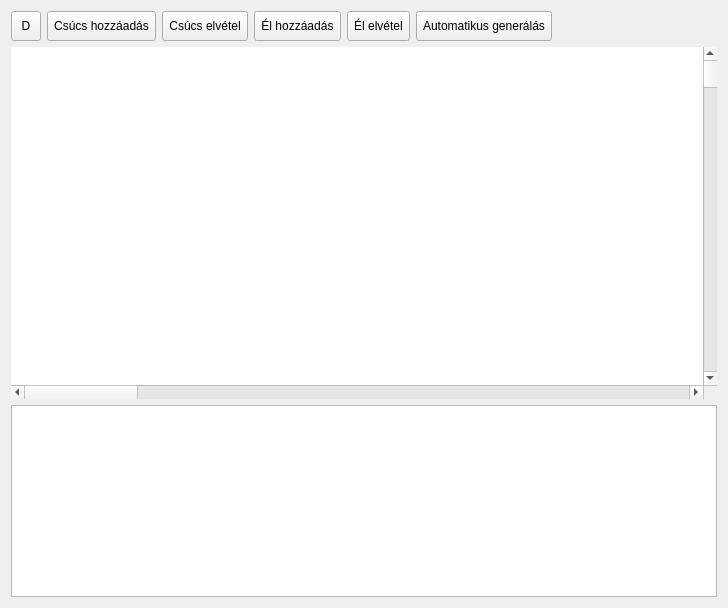
First picture: the form in graph.ui, repository akooos/algo, before the edit.
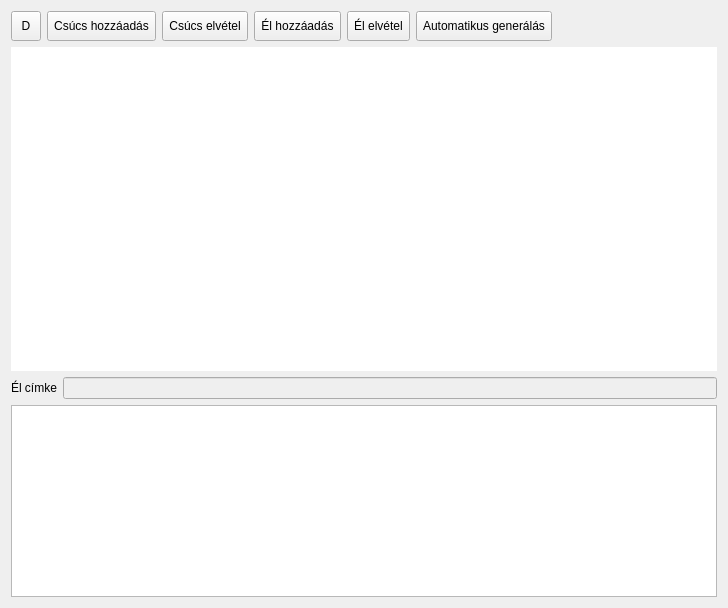
Second picture: the form after the edit. Icons and pictures are not drawn.

```diff
--- a/graph.ui
+++ b/graph.ui
@@ -194,14 +194,14 @@
       <enum>Qt::ScrollBarAsNeeded</enum>
      </property>
      <property name="sizeAdjustPolicy">
-      <enum>QAbstractScrollArea::AdjustToContents</enum>
+      <enum>QAbstractScrollArea::AdjustIgnored</enum>
      </property>
      <property name="sceneRect">
       <rectf>
        <x>0.000000000000000</x>
        <y>0.000000000000000</y>
-       <width>5000.000000000000000</width>
-       <height>5000.000000000000000</height>
+       <width>0.000000000000000</width>
+       <height>0.000000000000000</height>
       </rectf>
      </property>
      <property name="renderHints">
@@ -218,6 +218,24 @@
      </property>
     </widget>
    </item>
+   <item>
+    <layout class="QHBoxLayout" name="horizontalLayout_2">
+     <item>
+      <widget class="QLabel" name="label">
+       <property name="text">
+        <string>Él címke</string>
+       </property>
+      </widget>
+     </item>
+     <item>
+      <widget class="QLineEdit" name="leEdgeWeight">
+       <property name="enabled">
+        <bool>false</bool>
+       </property>
+      </widget>
+     </item>
+    </layout>
+   </item>
    <item>
     <widget class="QTextBrowser" name="textBrowser"/>
    </item>
```
Left out of the diff: 13 changed lines with no effect on the pictures.
